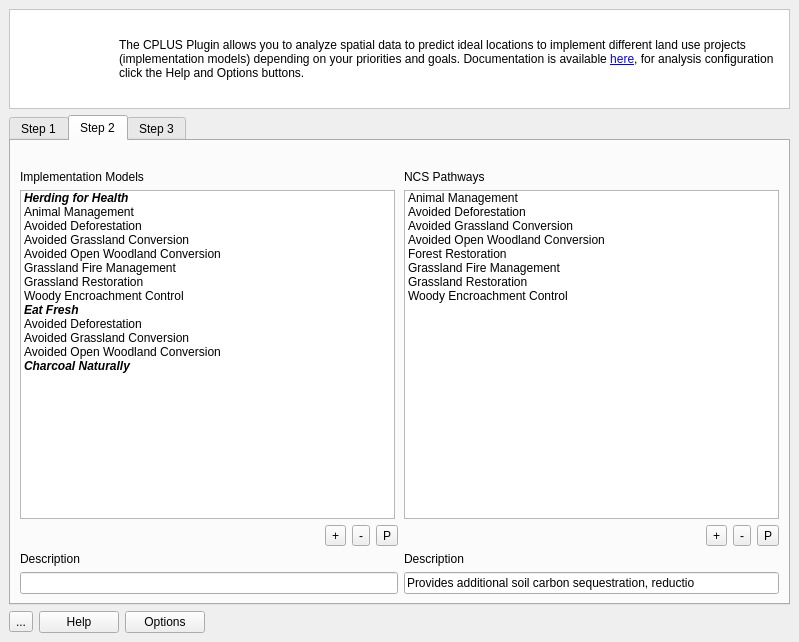
This is src/cplus_plugin/ui/qgis_cplus_main_dockwidget.ui in ConservationInternational/cplus-plugin as Qt 5 draws it before an edit. The edited form follows.
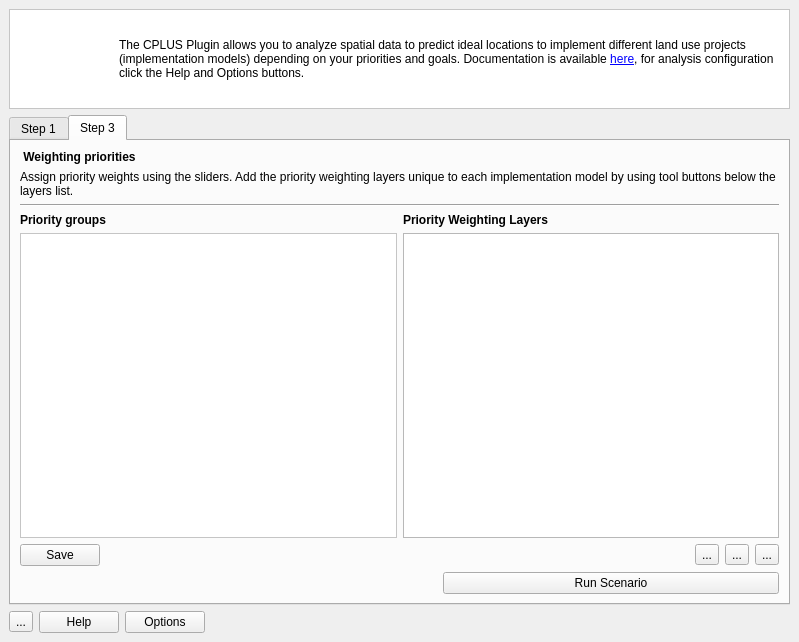
This is the edited form. The open tabs and pages were chosen to show the change. Icons and pictures are not drawn. Custom widgets are drawn as their Qt base class.

Commit message: Initial implementation model UI framework.

```diff
--- a/src/cplus_plugin/ui/qgis_cplus_main_dockwidget.ui
+++ b/src/cplus_plugin/ui/qgis_cplus_main_dockwidget.ui
@@ -173,453 +173,6 @@
         </item>
        </layout>
       </widget>
-      <widget class="QWidget" name="step_4">
-       <attribute name="title">
-        <string>Step 2</string>
-       </attribute>
-       <layout class="QGridLayout" name="gridLayout_10">
-        <item row="4" column="8">
-         <widget class="QToolButton" name="toolButton_15">
-          <property name="text">
-           <string>+</string>
-          </property>
-          <property name="icon">
-           <iconset>
-            <normaloff>../../../../../../Nextcloud/Projects (2)/Conservation International/CPLUS - work/Downloads/symbologyAdd.png</normaloff>../../../../../../Nextcloud/Projects (2)/Conservation International/CPLUS - work/Downloads/symbologyAdd.png</iconset>
-          </property>
-         </widget>
-        </item>
-        <item row="7" column="11" colspan="5">
-         <widget class="QLineEdit" name="lineEdit_15">
-          <property name="text">
-           <string>Provides additional soil carbon sequestration, reductio</string>
-          </property>
-         </widget>
-        </item>
-        <item row="4" column="9">
-         <widget class="QToolButton" name="toolButton_16">
-          <property name="text">
-           <string>-</string>
-          </property>
-          <property name="icon">
-           <iconset>
-            <normaloff>../../../../../../Nextcloud/Projects (2)/Conservation International/CPLUS - work/Downloads/symbologyRemove.png</normaloff>../../../../../../Nextcloud/Projects (2)/Conservation International/CPLUS - work/Downloads/symbologyRemove.png</iconset>
-          </property>
-         </widget>
-        </item>
-        <item row="2" column="11">
-         <widget class="QLabel" name="label_72">
-          <property name="text">
-           <string>NCS Pathways</string>
-          </property>
-         </widget>
-        </item>
-        <item row="0" column="0">
-         <widget class="QLabel" name="label_73">
-          <property name="text">
-           <string/>
-          </property>
-         </widget>
-        </item>
-        <item row="3" column="11" colspan="5">
-         <widget class="QListWidget" name="listWidget_4">
-          <property name="minimumSize">
-           <size>
-            <width>375</width>
-            <height>0</height>
-           </size>
-          </property>
-          <property name="maximumSize">
-           <size>
-            <width>375</width>
-            <height>16777215</height>
-           </size>
-          </property>
-          <item>
-           <property name="text">
-            <string>Animal Management</string>
-           </property>
-           <property name="foreground">
-            <brush brushstyle="NoBrush">
-             <color alpha="255">
-              <red>154</red>
-              <green>153</green>
-              <blue>150</blue>
-             </color>
-            </brush>
-           </property>
-          </item>
-          <item>
-           <property name="text">
-            <string>Avoided Deforestation</string>
-           </property>
-           <property name="background">
-            <brush brushstyle="NoBrush">
-             <color alpha="255">
-              <red>154</red>
-              <green>153</green>
-              <blue>150</blue>
-             </color>
-            </brush>
-           </property>
-           <property name="foreground">
-            <brush brushstyle="NoBrush">
-             <color alpha="255">
-              <red>154</red>
-              <green>153</green>
-              <blue>150</blue>
-             </color>
-            </brush>
-           </property>
-          </item>
-          <item>
-           <property name="text">
-            <string>Avoided Grassland Conversion</string>
-           </property>
-           <property name="foreground">
-            <brush brushstyle="NoBrush">
-             <color alpha="255">
-              <red>154</red>
-              <green>153</green>
-              <blue>150</blue>
-             </color>
-            </brush>
-           </property>
-          </item>
-          <item>
-           <property name="text">
-            <string>Avoided Open Woodland Conversion</string>
-           </property>
-           <property name="foreground">
-            <brush brushstyle="NoBrush">
-             <color alpha="255">
-              <red>154</red>
-              <green>153</green>
-              <blue>150</blue>
-             </color>
-            </brush>
-           </property>
-          </item>
-          <item>
-           <property name="text">
-            <string>Forest Restoration</string>
-           </property>
-           <property name="foreground">
-            <brush brushstyle="NoBrush">
-             <color alpha="255">
-              <red>154</red>
-              <green>153</green>
-              <blue>150</blue>
-             </color>
-            </brush>
-           </property>
-          </item>
-          <item>
-           <property name="text">
-            <string>Grassland Fire Management </string>
-           </property>
-           <property name="foreground">
-            <brush brushstyle="NoBrush">
-             <color alpha="255">
-              <red>154</red>
-              <green>153</green>
-              <blue>150</blue>
-             </color>
-            </brush>
-           </property>
-          </item>
-          <item>
-           <property name="text">
-            <string>Grassland Restoration</string>
-           </property>
-           <property name="foreground">
-            <brush brushstyle="NoBrush">
-             <color alpha="255">
-              <red>154</red>
-              <green>153</green>
-              <blue>150</blue>
-             </color>
-            </brush>
-           </property>
-          </item>
-          <item>
-           <property name="text">
-            <string>Woody Encroachment Control</string>
-           </property>
-           <property name="foreground">
-            <brush brushstyle="NoBrush">
-             <color alpha="255">
-              <red>154</red>
-              <green>153</green>
-              <blue>150</blue>
-             </color>
-            </brush>
-           </property>
-          </item>
-         </widget>
-        </item>
-        <item row="6" column="11">
-         <widget class="QLabel" name="label_74">
-          <property name="text">
-           <string>Description</string>
-          </property>
-         </widget>
-        </item>
-        <item row="4" column="10">
-         <widget class="QToolButton" name="toolButton_17">
-          <property name="text">
-           <string>P</string>
-          </property>
-          <property name="icon">
-           <iconset>
-            <normaloff>../../../../../../Nextcloud/Projects (2)/Conservation International/CPLUS - work/Downloads/mActionToggleEditing.png</normaloff>../../../../../../Nextcloud/Projects (2)/Conservation International/CPLUS - work/Downloads/mActionToggleEditing.png</iconset>
-          </property>
-         </widget>
-        </item>
-        <item row="7" column="0" colspan="11">
-         <widget class="QLineEdit" name="lineEdit_16"/>
-        </item>
-        <item row="6" column="0">
-         <widget class="QLabel" name="label_75">
-          <property name="text">
-           <string>Description</string>
-          </property>
-         </widget>
-        </item>
-        <item row="3" column="0" colspan="11">
-         <widget class="QListWidget" name="listWidget_5">
-          <property name="minimumSize">
-           <size>
-            <width>375</width>
-            <height>0</height>
-           </size>
-          </property>
-          <property name="maximumSize">
-           <size>
-            <width>375</width>
-            <height>16777215</height>
-           </size>
-          </property>
-          <item>
-           <property name="text">
-            <string>Herding for Health</string>
-           </property>
-           <property name="font">
-            <font>
-             <weight>75</weight>
-             <italic>true</italic>
-             <bold>true</bold>
-            </font>
-           </property>
-          </item>
-          <item>
-           <property name="text">
-            <string>Animal Management</string>
-           </property>
-           <property name="foreground">
-            <brush brushstyle="NoBrush">
-             <color alpha="255">
-              <red>154</red>
-              <green>153</green>
-              <blue>150</blue>
-             </color>
-            </brush>
-           </property>
-          </item>
-          <item>
-           <property name="text">
-            <string>Avoided Deforestation</string>
-           </property>
-           <property name="foreground">
-            <brush brushstyle="NoBrush">
-             <color alpha="255">
-              <red>154</red>
-              <green>153</green>
-              <blue>150</blue>
-             </color>
-            </brush>
-           </property>
-          </item>
-          <item>
-           <property name="text">
-            <string>Avoided Grassland Conversion</string>
-           </property>
-           <property name="foreground">
-            <brush brushstyle="NoBrush">
-             <color alpha="255">
-              <red>154</red>
-              <green>153</green>
-              <blue>150</blue>
-             </color>
-            </brush>
-           </property>
-          </item>
-          <item>
-           <property name="text">
-            <string>Avoided Open Woodland Conversion</string>
-           </property>
-           <property name="foreground">
-            <brush brushstyle="NoBrush">
-             <color alpha="255">
-              <red>154</red>
-              <green>153</green>
-              <blue>150</blue>
-             </color>
-            </brush>
-           </property>
-          </item>
-          <item>
-           <property name="text">
-            <string>Grassland Fire Management</string>
-           </property>
-           <property name="foreground">
-            <brush brushstyle="NoBrush">
-             <color alpha="255">
-              <red>154</red>
-              <green>153</green>
-              <blue>150</blue>
-             </color>
-            </brush>
-           </property>
-          </item>
-          <item>
-           <property name="text">
-            <string>Grassland Restoration</string>
-           </property>
-           <property name="foreground">
-            <brush brushstyle="NoBrush">
-             <color alpha="255">
-              <red>154</red>
-              <green>153</green>
-              <blue>150</blue>
-             </color>
-            </brush>
-           </property>
-          </item>
-          <item>
-           <property name="text">
-            <string>Woody Encroachment Control</string>
-           </property>
-           <property name="foreground">
-            <brush brushstyle="NoBrush">
-             <color alpha="255">
-              <red>154</red>
-              <green>153</green>
-              <blue>150</blue>
-             </color>
-            </brush>
-           </property>
-          </item>
-          <item>
-           <property name="text">
-            <string>Eat Fresh</string>
-           </property>
-           <property name="font">
-            <font>
-             <weight>75</weight>
-             <italic>true</italic>
-             <bold>true</bold>
-            </font>
-           </property>
-          </item>
-          <item>
-           <property name="text">
-            <string>Avoided Deforestation</string>
-           </property>
-           <property name="foreground">
-            <brush brushstyle="NoBrush">
-             <color alpha="255">
-              <red>154</red>
-              <green>153</green>
-              <blue>150</blue>
-             </color>
-            </brush>
-           </property>
-          </item>
-          <item>
-           <property name="text">
-            <string>Avoided Grassland Conversion</string>
-           </property>
-           <property name="foreground">
-            <brush brushstyle="NoBrush">
-             <color alpha="255">
-              <red>154</red>
-              <green>153</green>
-              <blue>150</blue>
-             </color>
-            </brush>
-           </property>
-          </item>
-          <item>
-           <property name="text">
-            <string>Avoided Open Woodland Conversion</string>
-           </property>
-           <property name="foreground">
-            <brush brushstyle="NoBrush">
-             <color alpha="255">
-              <red>154</red>
-              <green>153</green>
-              <blue>150</blue>
-             </color>
-            </brush>
-           </property>
-          </item>
-          <item>
-           <property name="text">
-            <string>Charcoal Naturally</string>
-           </property>
-           <property name="font">
-            <font>
-             <weight>75</weight>
-             <italic>true</italic>
-             <bold>true</bold>
-            </font>
-           </property>
-          </item>
-         </widget>
-        </item>
-        <item row="2" column="0" colspan="8">
-         <widget class="QLabel" name="label_76">
-          <property name="text">
-           <string>Implementation Models</string>
-          </property>
-         </widget>
-        </item>
-        <item row="4" column="15">
-         <widget class="QToolButton" name="toolButton_18">
-          <property name="text">
-           <string>P</string>
-          </property>
-          <property name="icon">
-           <iconset>
-            <normaloff>../../../../../../Nextcloud/Projects (2)/Conservation International/CPLUS - work/Downloads/mActionToggleEditing.png</normaloff>../../../../../../Nextcloud/Projects (2)/Conservation International/CPLUS - work/Downloads/mActionToggleEditing.png</iconset>
-          </property>
-         </widget>
-        </item>
-        <item row="4" column="14">
-         <widget class="QToolButton" name="toolButton_19">
-          <property name="text">
-           <string>-</string>
-          </property>
-          <property name="icon">
-           <iconset>
-            <normaloff>../../../../../../Nextcloud/Projects (2)/Conservation International/CPLUS - work/Downloads/symbologyRemove.png</normaloff>../../../../../../Nextcloud/Projects (2)/Conservation International/CPLUS - work/Downloads/symbologyRemove.png</iconset>
-          </property>
-         </widget>
-        </item>
-        <item row="4" column="13">
-         <widget class="QToolButton" name="toolButton_20">
-          <property name="text">
-           <string>+</string>
-          </property>
-          <property name="icon">
-           <iconset>
-            <normaloff>../../../../../../Nextcloud/Projects (2)/Conservation International/CPLUS - work/Downloads/symbologyAdd.png</normaloff>../../../../../../Nextcloud/Projects (2)/Conservation International/CPLUS - work/Downloads/symbologyAdd.png</iconset>
-          </property>
-         </widget>
-        </item>
-       </layout>
-      </widget>
       <widget class="QWidget" name="tab_6">
        <attribute name="title">
         <string>Step 3</string>
```
The commit also changes 9 other files.
